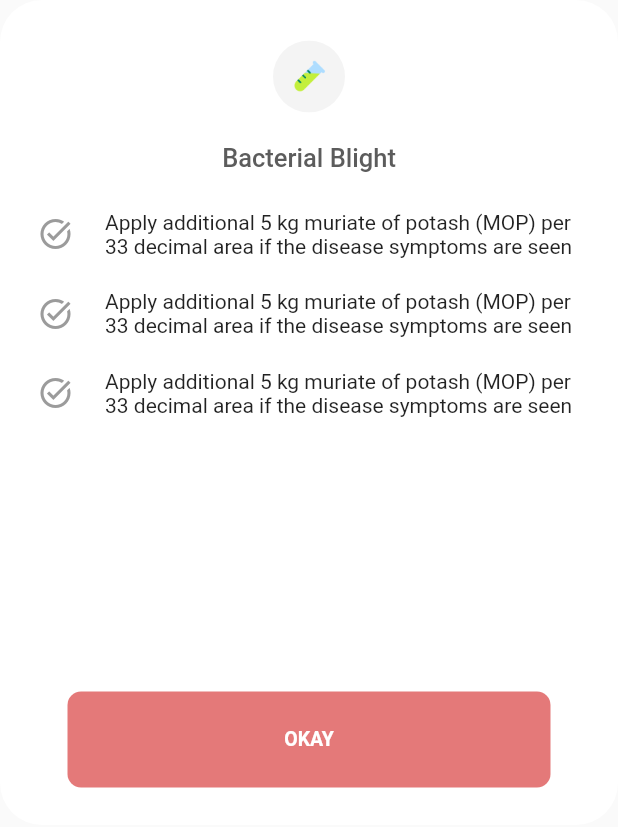
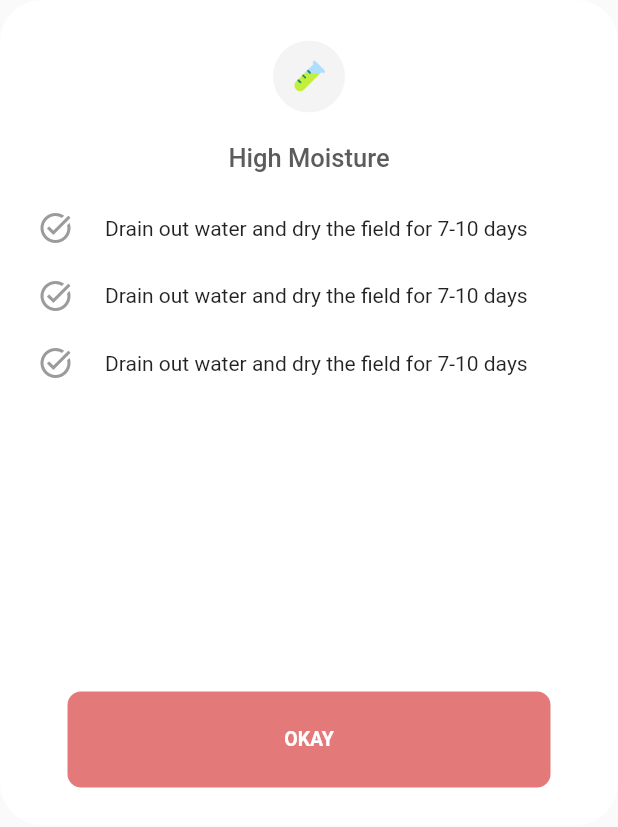
Before and after one commit to Abhinav1004/Soil-Moisture-Prediction, a Flutter app: the ManagementDialog widget shown alone on an empty page, opened directly, on a phone screen of 412 x 824 dp. Shown: the top 827 px of the screen. Run offline on Flutter 3.47's test engine with Material 2 defaults, Android fonts, the phone set to English and light mode, and no system bars; our stand-ins replace bloc, flutter_bloc, image_picker; missing offline and left inert: tflite.

Commit message:
✨ recognise moisture module added/updated

```diff
--- a/lib/features/examine/domain/usecase/examine_ml_usecase.dart
+++ b/lib/features/examine/domain/usecase/examine_ml_usecase.dart
@@ -12,8 +12,8 @@ class ExamineMlUseCase{
 
   call() async {
     String? res = await Tflite.loadModel(
-      model: "assets/model/model_unquant.tflite",
-      labels: "assets/model/labels_unquant.txt",
+      model: "assets/model/mobilenet.tflite",
+      labels: "assets/model/labels.txt",
       numThreads: 1, // defaults to 1
       isAsset: true, // defaults to true, set to false to load resources outside assets
       useGpuDelegate: false // defaults to false, set to true to use GPU delegate
--- a/lib/features/examine/presentation/bloc/examine_cubit.dart
+++ b/lib/features/examine/presentation/bloc/examine_cubit.dart
@@ -15,7 +15,10 @@ class ExamineCubit extends Cubit<ExamineState> {
     try{
       ExamineMlUseCase examineMlUseCase = ExamineMlUseCase(imageFile);
       List<ExamineMlModel> predictions = await examineMlUseCase();
-      emit(ExamineDone(predictions));
+      predictions.sort((a, b) {
+        return b.confidence - a.confidence;
+      },);
+      emit(ExamineDone(predictions[0].label));
     }on Exception catch(err){
       emit(ExamineError(err));
     }
--- a/lib/features/examine/presentation/bloc/examine_state.dart
+++ b/lib/features/examine/presentation/bloc/examine_state.dart
@@ -11,8 +11,8 @@ class ExamineStarted extends ExamineState {
 }
 
 class ExamineDone extends ExamineState {
-  final List<ExamineMlModel> prediction;
-  ExamineDone(this.prediction);
+  final String moisture;
+  ExamineDone(this.moisture);
 }
 
 class ExamineError extends ExamineState {
--- a/lib/features/examine/presentation/pages/examine/examine_page.dart
+++ b/lib/features/examine/presentation/pages/examine/examine_page.dart
@@ -87,7 +87,7 @@ class ExaminePageView extends StatelessWidget {
                           if(state is ExamineStarted){
                             return const CircularProgressIndicator();
                           }
-                          var pred = (state as ExamineDone).prediction;
+                          var pred = (state as ExamineDone).moisture;
                           return Row(
                             children: [
                               Container(
@@ -99,7 +99,7 @@ class ExaminePageView extends StatelessWidget {
                                 ),
                                 alignment: Alignment.center,
                                 child: Text(
-                                  "High",
+                                  pred,
                                   style: const TextStyle(
                                     fontSize: 15,
                                     fontWeight: FontWeight.w500,
@@ -114,7 +114,7 @@ class ExaminePageView extends StatelessWidget {
                                 crossAxisAlignment: CrossAxisAlignment.start,
                                 children: [
                                   Text(
-                                    "\"High\" water concentration",
+                                    "\"$pred\" water concentration",
                                     style: const TextStyle(
                                       fontSize: 13,
                                       fontWeight: FontWeight.w500,
--- a/lib/features/examine/presentation/pages/management/management_dialog.dart
+++ b/lib/features/examine/presentation/pages/management/management_dialog.dart
@@ -50,7 +50,7 @@ class ManagementDialog extends StatelessWidget {
             height: 20,
           ),
           const Text(
-            "Bacterial Blight",
+            "High Moisture",
             style: TextStyle(
               fontSize: 17,
               fontWeight: FontWeight.w500,
@@ -82,7 +82,7 @@ class ManagementDialog extends StatelessWidget {
                         ),
                         Expanded(
                           child: Text(
-                            "Apply additional 5 kg muriate of potash (MOP) per 33 decimal area if the disease symptoms are seen"
+                            "Drain out water and dry the field for 7-10 days"
                           ),
                         ),
                       ],
```
